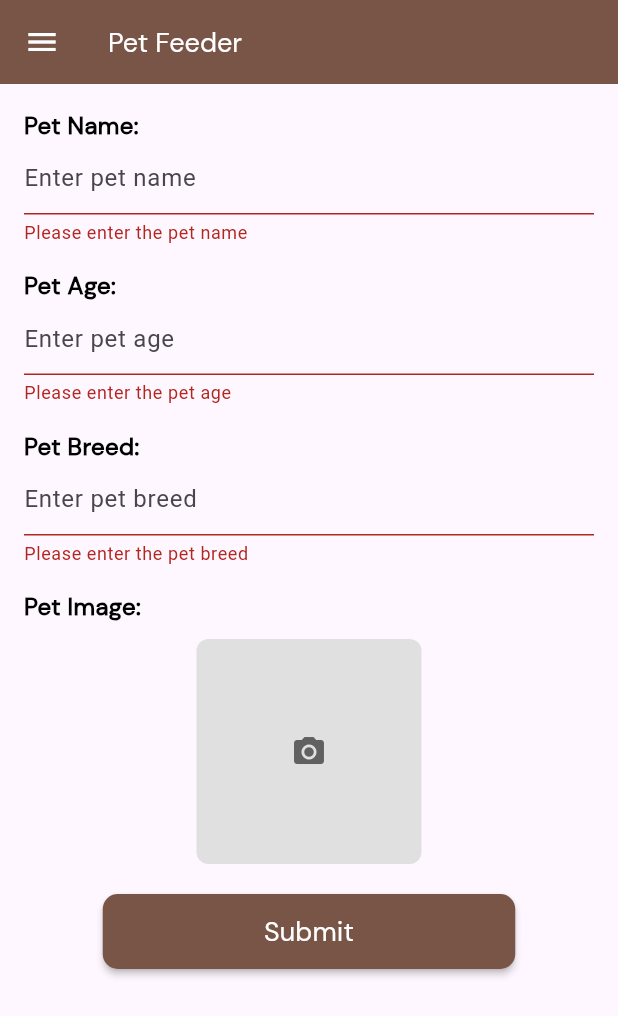
After one commit to lansoyyy/pet_feeder, a Flutter app: the AddPetScreen screen opened directly, after a tap on "Submit", on a phone screen of 412 x 824 dp. The commit adds this screen. Shown: the top 1016 px of the screen. Run offline on Flutter 3.47's test engine with Material 3 defaults, Android fonts, the light colour scheme and no system bars; our stand-ins replace fluttertoast, image_picker.

Commit message:
added initial screens

```diff
--- /dev/null
+++ b/lib/screens/add_pet_screen.dart
@@ -0,0 +1,168 @@
+import 'dart:io';
+
+import 'package:flutter/material.dart';
+import 'package:image_picker/image_picker.dart';
+import 'package:pet_feeder/utils/colors.dart';
+import 'package:pet_feeder/widgets/button_widget.dart';
+import 'package:pet_feeder/widgets/drawer_widget.dart';
+import 'package:pet_feeder/widgets/text_widget.dart';
+
+class AddPetScreen extends StatefulWidget {
+  const AddPetScreen({super.key});
+
+  @override
+  _AddPetScreenState createState() => _AddPetScreenState();
+}
+
+class _AddPetScreenState extends State<AddPetScreen> {
+  final _formKey = GlobalKey<FormState>();
+  final _nameController = TextEditingController();
+  final _ageController = TextEditingController();
+  final _breedController = TextEditingController();
+  File? _image;
+
+  Future<void> _pickImage() async {
+    final picker = ImagePicker();
+    final pickedFile = await picker.pickImage(source: ImageSource.gallery);
+
+    if (pickedFile != null) {
+      setState(() {
+        _image = File(pickedFile.path);
+      });
+    }
+  }
+
+  @override
+  Widget build(BuildContext context) {
+    return Scaffold(
+      drawer: const DrawerWidget(),
+      appBar: AppBar(
+        foregroundColor: Colors.white,
+        backgroundColor: primary,
+        title: TextWidget(
+          text: 'Pet Feeder',
+          fontSize: 18,
+          color: Colors.white,
+        ),
+      ),
+      body: Padding(
+        padding: const EdgeInsets.all(16.0),
+        child: Form(
+          key: _formKey,
+          child: SingleChildScrollView(
+            child: Column(
+              crossAxisAlignment: CrossAxisAlignment.start,
+              children: [
+                TextWidget(
+                  text: 'Pet Name:',
+                  fontSize: 16,
+                  isBold: true,
+                ),
+                TextFormField(
+                  controller: _nameController,
+                  decoration: const InputDecoration(hintText: 'Enter pet name'),
+                  validator: (value) {
+                    if (value == null || value.isEmpty) {
+                      return 'Please enter the pet name';
+                    }
+                    return null;
+                  },
+                ),
+                const SizedBox(height: 16),
+                TextWidget(
+                  text: 'Pet Age:',
+                  fontSize: 16,
+                  isBold: true,
+                ),
+                TextFormField(
+                  controller: _ageController,
+                  decoration: const InputDecoration(hintText: 'Enter pet age'),
+                  keyboardType: TextInputType.number,
+                  validator: (value) {
+                    if (value == null || value.isEmpty) {
+                      return 'Please enter the pet age';
+                    }
+                    return null;
+                  },
+                ),
+                const SizedBox(height: 16),
+                TextWidget(
+                  text: 'Pet Breed:',
+                  fontSize: 16,
+                  isBold: true,
+                ),
+                TextFormField(
+                  controller: _breedController,
+                  decoration:
+                      const InputDecoration(hintText: 'Enter pet breed'),
+                  validator: (value) {
+                    if (value == null || value.isEmpty) {
+                      return 'Please enter the pet breed';
+                    }
+                    return null;
+                  },
+                ),
+                const SizedBox(height: 16),
+                TextWidget(
+                  text: 'Pet Image:',
+                  fontSize: 16,
+                  isBold: true,
+                ),
+                const SizedBox(height: 10),
+                Center(
+                  child: GestureDetector(
+                    onTap: _pickImage,
+                    child: _image != null
+                        ? Image.file(
+                            _image!,
+                            height: 150,
+                            width: 150,
+                            fit: BoxFit.cover,
+                          )
+                        : Container(
+                            height: 150,
+                            width: 150,
+                            decoration: BoxDecoration(
+                              color: Colors.grey[300],
+                              borderRadius: BorderRadius.circular(8),
+                            ),
+                            child: Icon(
+                              Icons.camera_alt,
+                              color: Colors.grey[700],
+                            ),
+                          ),
+                  ),
+                ),
+                const SizedBox(height: 20),
+                Center(
+                  child: ButtonWidget(
+                    label: 'Submit',
+                    onPressed: () {
+                      if (_formKey.currentState!.validate()) {
+                        // Handle form submission
+                        final name = _nameController.text;
+                        final age = _ageController.text;
+                        final breed = _breedController.text;
+
+                        // You can save this data to a database or perform other actions
+                        ScaffoldMessenger.of(context).showSnackBar(
+                          SnackBar(
+                            content: TextWidget(
+                              text: 'Pet added successfully!',
+                              fontSize: 16,
+                              color: Colors.white,
+                            ),
+                          ),
+                        );
+                      }
+                    },
+                  ),
+                ),
+              ],
+            ),
+          ),
+        ),
+      ),
+    );
+  }
+}
--- /dev/null
+++ b/lib/screens/my_pets_screen.dart
@@ -0,0 +1,132 @@
+import 'package:flutter/material.dart';
+import 'package:pet_feeder/utils/colors.dart';
+import 'package:pet_feeder/widgets/drawer_widget.dart';
+import 'package:pet_feeder/widgets/text_widget.dart';
+
+class MyPetsScreen extends StatelessWidget {
+  const MyPetsScreen({super.key});
+
+  @override
+  Widget build(BuildContext context) {
+    // Dummy data for pets (replace with actual data from a database or state management)
+    final List<Map<String, String>> pets = [
+      {
+        'name': 'Buddy',
+        'age': '2',
+        'breed': 'Golden Retriever',
+        'image': 'assets/images/logo.png',
+      },
+      {
+        'name': 'Mittens',
+        'age': '3',
+        'breed': 'Siamese Cat',
+        'image': 'assets/images/logo.png',
+      },
+      {
+        'name': 'Charlie',
+        'age': '1',
+        'breed': 'Beagle',
+        'image': 'assets/images/logo.png',
+      },
+    ];
+
+    return Scaffold(
+      drawer: const DrawerWidget(),
+      appBar: AppBar(
+        foregroundColor: Colors.white,
+        backgroundColor: primary,
+        title: TextWidget(
+          text: 'Pet Feeder',
+          fontSize: 18,
+          color: Colors.white,
+        ),
+      ),
+      body: ListView.builder(
+        itemCount: pets.length,
+        itemBuilder: (context, index) {
+          final pet = pets[index];
+
+          return ListTile(
+            leading: pet['image'] != null
+                ? CircleAvatar(
+                    backgroundImage: AssetImage(pet['image']!),
+                  )
+                : const CircleAvatar(
+                    child: Icon(Icons.pets),
+                  ),
+            title: Text(pet['name'] ?? ''),
+            subtitle: Text('${pet['breed']} - ${pet['age']} years old'),
+            onTap: () {
+              Navigator.push(
+                context,
+                MaterialPageRoute(
+                  builder: (context) => PetDetailsPage(pet: pet),
+                ),
+              );
+            },
+          );
+        },
+      ),
+    );
+  }
+}
+
+class PetDetailsPage extends StatelessWidget {
+  final Map<String, String> pet;
+
+  const PetDetailsPage({super.key, required this.pet});
+
+  @override
+  Widget build(BuildContext context) {
+    return Scaffold(
+      appBar: AppBar(
+        title: Text(
+          pet['name'] ?? 'Pet Details',
+          style: const TextStyle(fontWeight: FontWeight.bold, fontSize: 20),
+        ),
+      ),
+      body: Padding(
+        padding: const EdgeInsets.all(16.0),
+        child: Column(
+          crossAxisAlignment: CrossAxisAlignment.start,
+          children: [
+            Center(
+              child: pet['image'] != null
+                  ? Image.asset(
+                      pet['image']!,
+                      height: 200,
+                      width: 200,
+                      fit: BoxFit.cover,
+                    )
+                  : Container(
+                      height: 200,
+                      width: 200,
+                      color: Colors.grey[300],
+                      child: Icon(
+                        Icons.pets,
+                        size: 100,
+                        color: Colors.grey[700],
+                      ),
+                    ),
+            ),
+            const SizedBox(height: 20),
+            Text(
+              'Name: ${pet['name']}',
+              style: const TextStyle(fontSize: 18, fontWeight: FontWeight.bold),
+            ),
+            const SizedBox(height: 10),
+            Text(
+              'Age: ${pet['age']} years old',
+              style: const TextStyle(fontSize: 16),
+            ),
+            const SizedBox(height: 10),
+            Text(
+              'Breed: ${pet['breed']}',
+              style: const TextStyle(fontSize: 16),
+            ),
+          ],
+        ),
+      ),
+    );
+  }
+}
--- a/pubspec.yaml
+++ b/pubspec.yaml
@@ -37,6 +37,7 @@ dependencies:
   cupertino_icons: ^1.0.8
   fluttertoast:
   intl:
+  image_picker:
 
 dev_dependencies:
   flutter_test:
```
Also changed, not shown: lib/screens/home_screen.dart (+31 -0 lines), lib/screens/schedule_feed.dart (added, +31 -0 lines), lib/widgets/drawer_widget.dart (+20 -4 lines), pubspec.lock, 5 other files.
